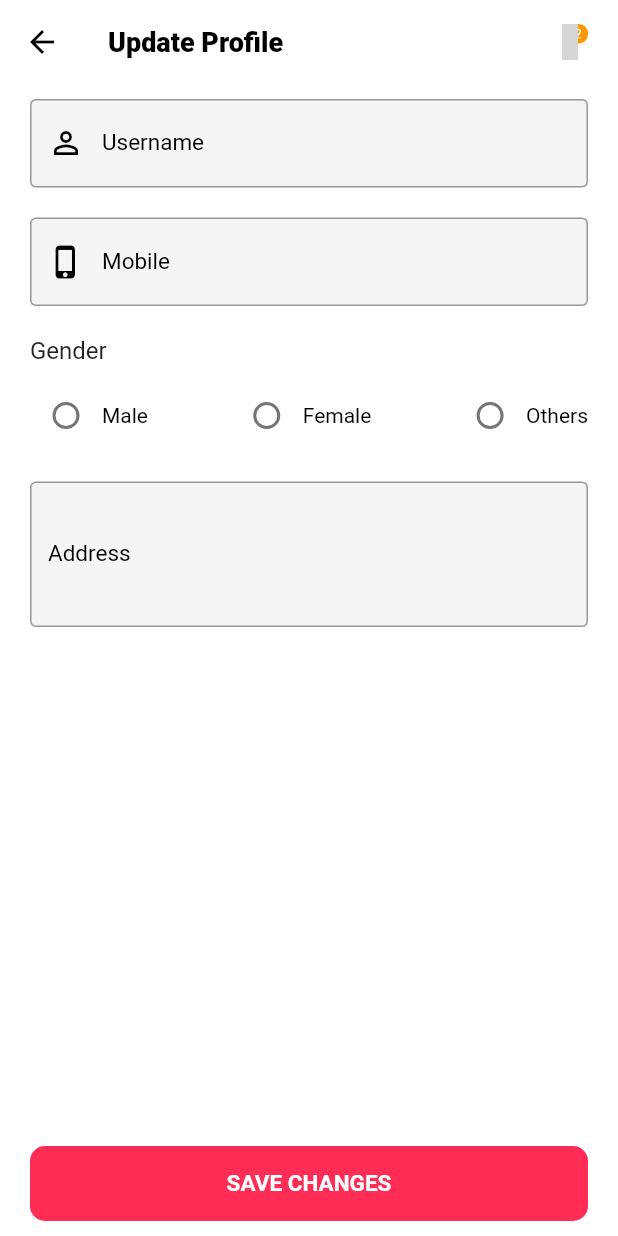
After one commit to dexterTalha/shoppy_app, a Flutter app: the EditProfile screen opened directly, on a phone screen of 412 x 824 dp. The commit adds this screen. Run offline on Flutter 3.47's test engine with Material 2 defaults, Android fonts, the phone set to English and light mode, and no system bars; our stand-ins replace flutter_icons, fluttertoast, like_button, rxdart, shared_preferences; missing offline and left inert: pin_entry_text_field; accounts and stored records are empty; Roboto replaces fonts that are missing (SFUIDisplay); project files that could hold a hidden picture were left out; grey boxes are pictures that could not be loaded.

Commit message:
Edit Profile

```diff
--- /dev/null
+++ b/lib/screens/edit_profile_screen.dart
@@ -0,0 +1,173 @@
+import 'package:shoppy_app/widgets/badge.dart';
+import 'package:flutter/material.dart';
+import 'package:flutter_icons/feather.dart';
+
+class EditProfile extends StatefulWidget {
+  @override
+  _EditProfileState createState() => _EditProfileState();
+}
+
+class _EditProfileState extends State<EditProfile> {
+  GlobalKey<FormState> _formKey = GlobalKey<FormState>();
+
+  @override
+  Widget build(BuildContext context) {
+    return Scaffold(
+      appBar: AppBar(
+        backgroundColor: Colors.transparent,
+        title: Text(
+          "Update Profile",
+          style: TextStyle(fontFamily: 'SFUIDisplay'),
+        ),
+        actions: <Widget>[
+          Center(
+            child: Padding(
+              padding: EdgeInsets.only(right: 20),
+              child: IconBadge(
+                icon: Feather.getIconData("shopping-cart"),
+              ),
+            ),
+          ),
+        ],
+      ),
+      body: Container(
+        width: MediaQuery.of(context).size.width,
+        height: MediaQuery.of(context).size.height,
+        child: Form(
+          key: _formKey,
+          child: Stack(
+            children: <Widget>[
+              ListView(
+                children: <Widget>[
+                  Padding(
+                    padding: EdgeInsets.fromLTRB(20, 10, 20, 10),
+                    child: Container(
+                      color: Color(0xfff5f5f5),
+                      child: TextFormField(
+                        style: TextStyle(
+                            color: Colors.black, fontFamily: 'SFUIDisplay'),
+                        decoration: InputDecoration(
+                            border: OutlineInputBorder(),
+                            labelText: 'Username',
+                            prefixIcon:
+                                Icon(Icons.person_outline, color: Colors.black),
+                            labelStyle:
+                                TextStyle(fontSize: 15, color: Colors.black)),
+                      ),
+                    ),
+                  ),
+                  Padding(
+                    padding: EdgeInsets.fromLTRB(20, 10, 20, 10),
+                    child: Container(
+                      color: Color(0xfff5f5f5),
+                      child: TextFormField(
+                        keyboardType: TextInputType.number,
+                        style: TextStyle(
+                            color: Colors.black, fontFamily: 'SFUIDisplay'),
+                        decoration: InputDecoration(
+                            border: OutlineInputBorder(),
+                            labelText: 'Mobile',
+                            prefixIcon:
+                                Icon(Icons.phone_iphone, color: Colors.black),
+                            labelStyle:
+                                TextStyle(fontSize: 15, color: Colors.black)),
+                      ),
+                    ),
+                  ),
+                  Padding(
+                      padding: EdgeInsets.fromLTRB(20, 10, 20, 0),
+                      child: Text("Gender",
+                          style: TextStyle(
+                              fontFamily: 'SFUIDisplay',
+                              fontSize: 16,
+                              color: Theme.of(context).textTheme.title.color))),
+                  Padding(
+                    padding: EdgeInsets.fromLTRB(20, 10, 20, 10),
+                    child: Row(
+                      mainAxisAlignment: MainAxisAlignment.spaceBetween,
+                      children: <Widget>[
+                        addRadioButton(0, 'Male'),
+                        addRadioButton(1, 'Female'),
+                        addRadioButton(2, 'Others'),
+                      ],
+                    ),
+                  ),
+                 Padding(
+                    padding: EdgeInsets.fromLTRB(20, 10, 20, 10),
+                    child: Container(
+                      color: Color(0xfff5f5f5),
+                      child: TextFormField(
+                        textAlign: TextAlign.start,
+                        keyboardType: TextInputType.multiline,
+                        maxLines: 3,
+                        style: TextStyle(
+                            color: Colors.black, fontFamily: 'SFUIDisplay'),
+                        decoration: InputDecoration(
+                            border: OutlineInputBorder(),
+                            labelText: 'Address',
+                            labelStyle:
+                                TextStyle(fontSize: 15, color: Colors.black)),
+                      ),
+                    ),
+                  ),
+                ],
+              ),
+              Positioned(
+                bottom: 10,
+                left: 0,
+                right: 0,
+                child: Padding(
+                  padding: EdgeInsets.only(right: 20, left: 20),
+                  child: MaterialButton(
+                    onPressed: () {
+                      if (_formKey.currentState.validate()) {}
+                    },
+                    child: Text(
+                      'SAVE CHANGES',
+                      style: TextStyle(
+                        fontSize: 15,
+                        fontFamily: 'SFUIDisplay',
+                        fontWeight: FontWeight.bold,
+                      ),
+                    ),
+                    color: Color(0xffff2d55),
+                    elevation: 0,
+                    minWidth: 400,
+                    height: 50,
+                    textColor: Colors.white,
+                    shape: RoundedRectangleBorder(
+                        borderRadius: BorderRadius.circular(10)),
+                  ),
+                ),
+              )
+            ],
+          ),
+        ),
+      ),
+    );
+  }
+
+  List gender = ["Male", "Female", "Other"];
+
+  String select;
+
+  Row addRadioButton(int btnValue, String title) {
+    return Row(
+      mainAxisAlignment: MainAxisAlignment.start,
+      children: <Widget>[
+        Radio(
+          activeColor: Theme.of(context).accentColor,
+          value: gender[btnValue],
+          groupValue: select,
+          onChanged: (value) {
+            setState(() {
+              print(value);
+              select = value;
+            });
+          },
+        ),
+        Text(title)
+      ],
+    );
+  }
+}
--- a/lib/screens/profile.dart
+++ b/lib/screens/profile.dart
@@ -1,9 +1,12 @@
+import 'package:shoppy_app/helpers/customer_page_route.dart';
 import 'package:shoppy_app/animation/delayed_animation.dart';
 import 'package:flutter/material.dart';
 import 'package:flutter_icons/feather.dart';
 import 'package:shoppy_app/animation/scale_delay_animation.dart';
 import 'package:shoppy_app/util/const.dart';
 import 'package:shoppy_app/widgets/badge.dart';
+
+import 'edit_profile_screen.dart';
 
 class ProfileScreen extends StatefulWidget {
   @override
@@ -233,6 +236,7 @@ class _ProfileScreenState extends State<ProfileScreen> {
               _buildBio(context),
               _buildSeparator(screenSize),
               _buildOptions(context, "Edit Profile", Icons.mode_edit),
+              _buildOptions(context, "Addresses", Icons.add),
               _buildOptions(context, "Logout", Icons.directions_walk)
             ],
           ),
@@ -246,6 +250,8 @@ class _ProfileScreenState extends State<ProfileScreen> {
       delay: 500,
       child: Padding(
         padding: const EdgeInsets.only(top: 20, right: 20, left: 20),
+        child: GestureDetector(
+          onTap: () => Navigator.push(context, CustomPageRoute(newPage: EditProfile())),
           child: Column(
             children: <Widget>[
               Row(
@@ -288,6 +294,7 @@ class _ProfileScreenState extends State<ProfileScreen> {
             ],
           ),
         ),
+      ),
     );
   }
 }
```
Lines whose indentation alone changed are shown as unchanged.
